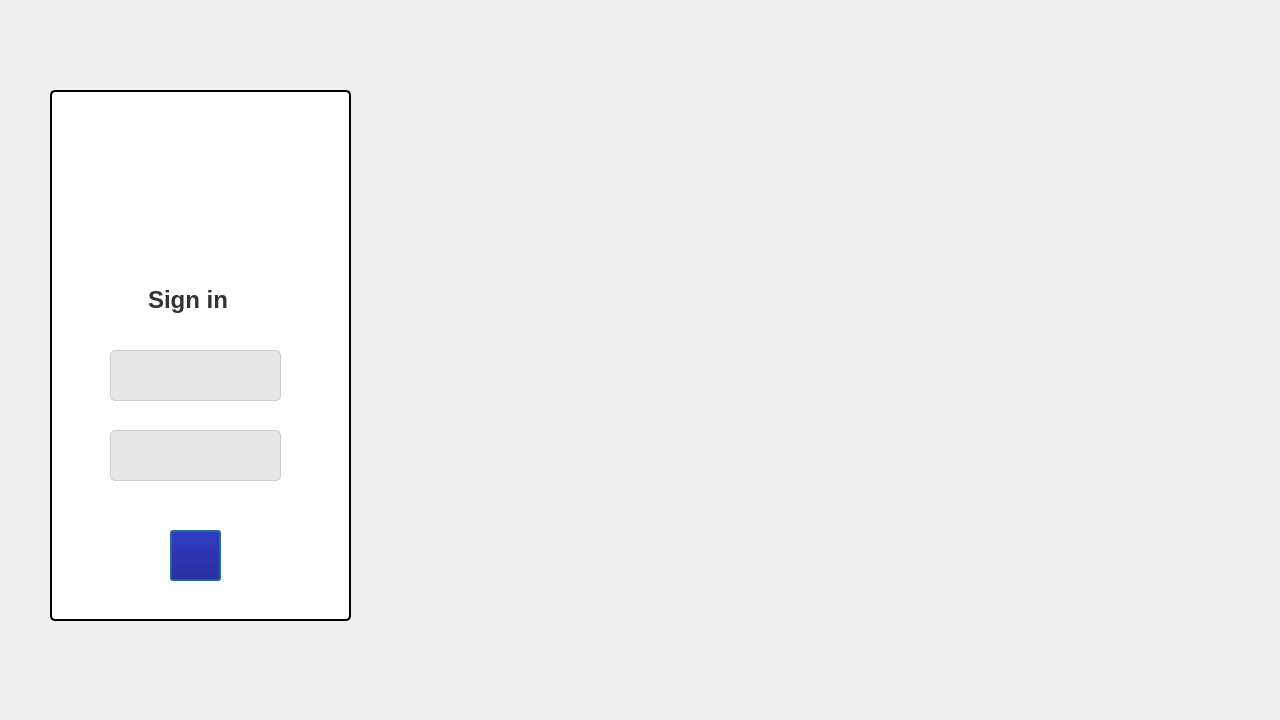
2A35ProjetCPP2425/2a35-create-teams-smart-clothing-store, file dialog.ui: the form before one commit.
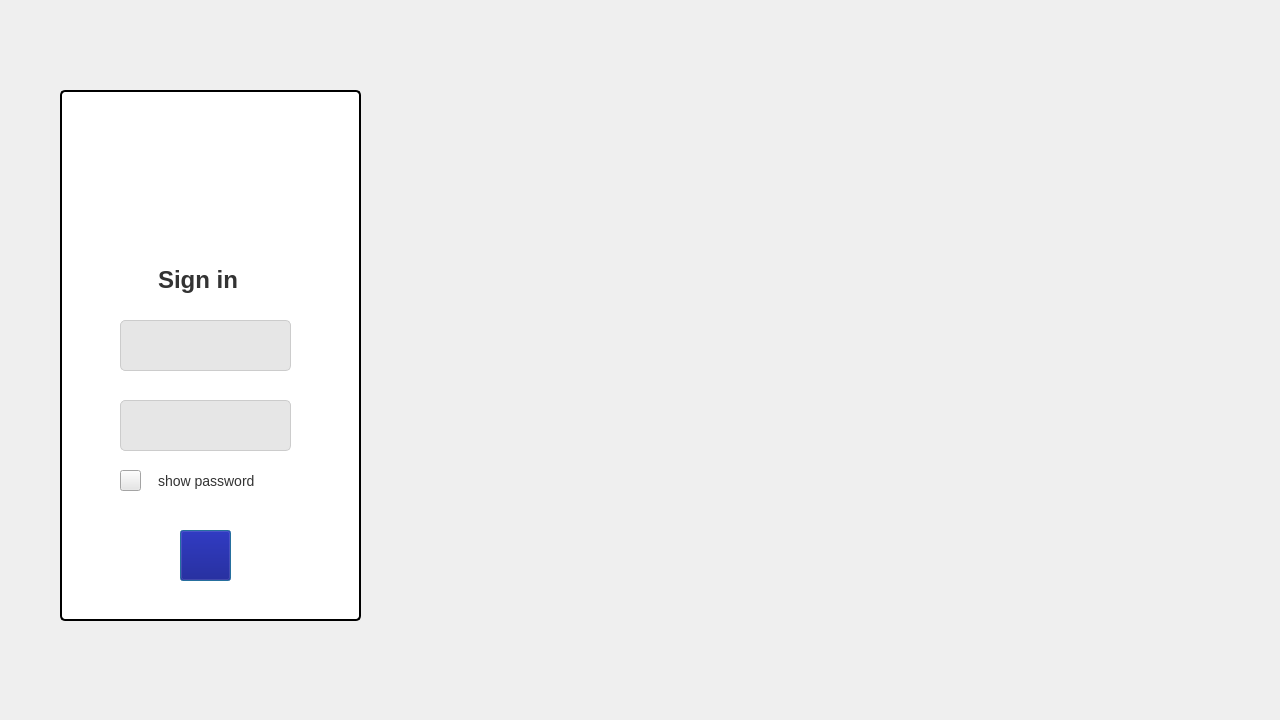
The form after the commit. Icons and pictures are not drawn.

```diff
--- a/dialog.ui
+++ b/dialog.ui
@@ -16,7 +16,7 @@
   <widget class="QGroupBox" name="groupBox">
    <property name="geometry">
     <rect>
-     <x>50</x>
+     <x>60</x>
      <y>80</y>
      <width>301</width>
      <height>541</height>
@@ -51,7 +51,7 @@
     <property name="geometry">
      <rect>
       <x>60</x>
-      <y>350</y>
+      <y>320</y>
       <width>171</width>
       <height>51</height>
      </rect>
@@ -113,7 +113,7 @@
     <property name="geometry">
      <rect>
       <x>60</x>
-      <y>270</y>
+      <y>240</y>
       <width>171</width>
       <height>51</height>
      </rect>
@@ -156,7 +156,7 @@
     <property name="geometry">
      <rect>
       <x>90</x>
-      <y>190</y>
+      <y>170</y>
       <width>111</width>
       <height>61</height>
      </rect>
@@ -178,7 +178,7 @@
     <property name="geometry">
      <rect>
       <x>80</x>
-      <y>20</y>
+      <y>40</y>
       <width>141</width>
       <height>181</height>
      </rect>
@@ -190,6 +190,44 @@
      <string/>
     </property>
    </widget>
+   <widget class="QPushButton" name="showpasswordLineEdit">
+    <property name="geometry">
+     <rect>
+      <x>60</x>
+      <y>390</y>
+      <width>21</width>
+      <height>21</height>
+     </rect>
+    </property>
+    <property name="styleSheet">
+     <string notr="true">background-color: rgb(230, 230, 230);</string>
+    </property>
+    <property name="text">
+     <string/>
+    </property>
+   </widget>
+   <widget class="QLabel" name="showpasswordLabel">
+    <property name="geometry">
+     <rect>
+      <x>90</x>
+      <y>380</y>
+      <width>131</width>
+      <height>41</height>
+     </rect>
+    </property>
+    <property name="styleSheet">
+     <string notr="true">/* Style for QLabel */
+QLabel {
+    font-size: 14px; /* Adjust font size */
+    color: #333333; /* Dark grey text color */
+    padding: 5px; /* Adjust padding as necessary */
+}
+</string>
+    </property>
+    <property name="text">
+     <string>show password</string>
+    </property>
+   </widget>
   </widget>
   <widget class="QLabel" name="label_2">
    <property name="geometry">
```
